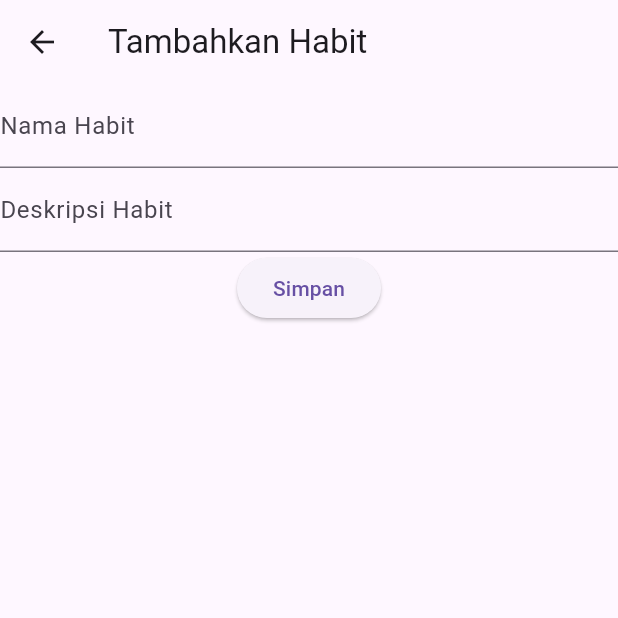
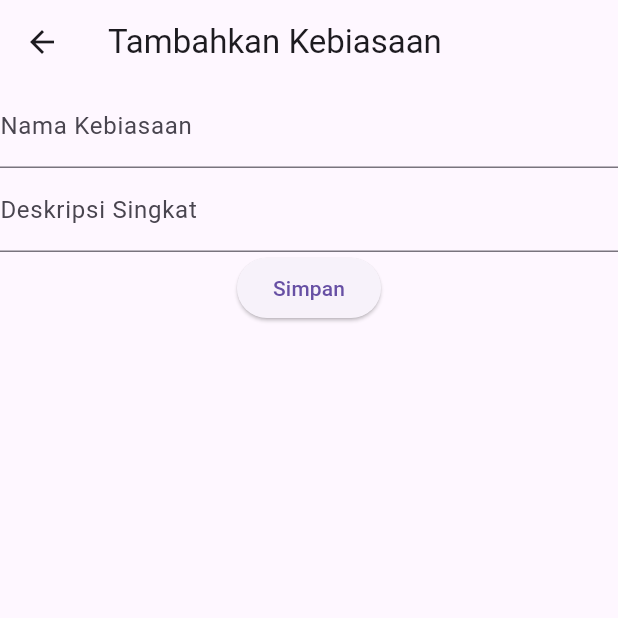
Before and after one commit to anggunn03/habit, a Flutter app: the HabitPage screen opened by its route, on a phone screen of 412 x 824 dp, the top half of it. Run offline on Flutter 3.47's test engine with Material 3 defaults, Android fonts, the phone set to English and light mode, and no system bars; our stand-ins replace supabase_flutter; accounts and stored records are empty.

Commit message:
kebiasaan

```diff
--- a/lib/page/habit_page.dart
+++ b/lib/page/habit_page.dart
@@ -30,7 +30,7 @@ class _HabitPageState extends State<HabitPage> {
               'description': description,
           })
             .eq('id', habit?.id ?? '');
-        message = 'Habit berhasil diubah';
+        message = 'Berhasil mengubah kebiasaan';
 
       } else {
         await supabase.from('myhabit').insert({
@@ -38,7 +38,7 @@ class _HabitPageState extends State<HabitPage> {
           'description': description,
         });
 
-        message = 'Habit berhasil ditambahkan';
+        message = 'Berhasil menambahkan kebiasaan';
       }
       if (!mounted) return;
       ScaffoldMessenger.of(context).showSnackBar(
@@ -61,17 +61,17 @@ class _HabitPageState extends State<HabitPage> {
 
     return Scaffold(
       appBar: AppBar(
-        title: Text('${(habit != null) ? 'Edit' : 'Tambahkan'} Habit'),
+        title: Text('${(habit != null) ? 'Edit' : 'Tambahkan'} Kebiasaan'),
       ),
       body: Form(
         key: _formkey,
         child: Column(
           children: [
             TextFormField(
-              decoration: const InputDecoration(labelText: 'Nama Habit'),
+              decoration: const InputDecoration(labelText: 'Nama Kebiasaan'),
               validator: (value) {
                 if (value == null || value.isEmpty) {
-                  return 'masukkan nama habit';
+                  return 'Masukkan nama kebiasaan';
                 }
                   return null;
               },
@@ -83,7 +83,7 @@ class _HabitPageState extends State<HabitPage> {
               },
             ),
             TextFormField(
-              decoration: const InputDecoration(labelText: 'Deskripsi Habit'),
+              decoration: const InputDecoration(labelText: 'Deskripsi Singkat'),
               initialValue: description,
               onChanged: (value) {
                 setState(() {
--- a/lib/page/home_page.dart
+++ b/lib/page/home_page.dart
@@ -27,7 +27,7 @@ class Habit {
 
   factory Habit.fromJson(Map<String, dynamic> json) {
     return Habit(
-        id: json['id'] as String,// Konversi id menjadi String
+        id: json['id'] as String,
         name: json['name'] as String,
         description: json['description'] as String?,
         done: json['done'] as bool,
@@ -121,7 +121,7 @@ class _HomePageState extends State<HomePage> {
                                 builder: (context) {
                                   return AlertDialog(
                                     title: const Text('Konfirmasi'),
-                                    content: const Text('Apakah Anda yakin ingin menghapus habit ini?'),
+                                    content: const Text('Apakah anda yakin ingin menghapus kebiasaan ini?'),
                                     actions: [
                                       TextButton(
                                         onPressed: () => Navigator.of(context).pop(false),
@@ -138,7 +138,7 @@ class _HomePageState extends State<HomePage> {
                               if (confirmed == true) {
                                 final supabase = Supabase.instance.client;
                                 await supabase
-                                    .from('habitnows')
+                                    .from('myhabit')
                                     .delete()
                                     .eq('id', habit.id);
                                 if (!context.mounted) return;
```
